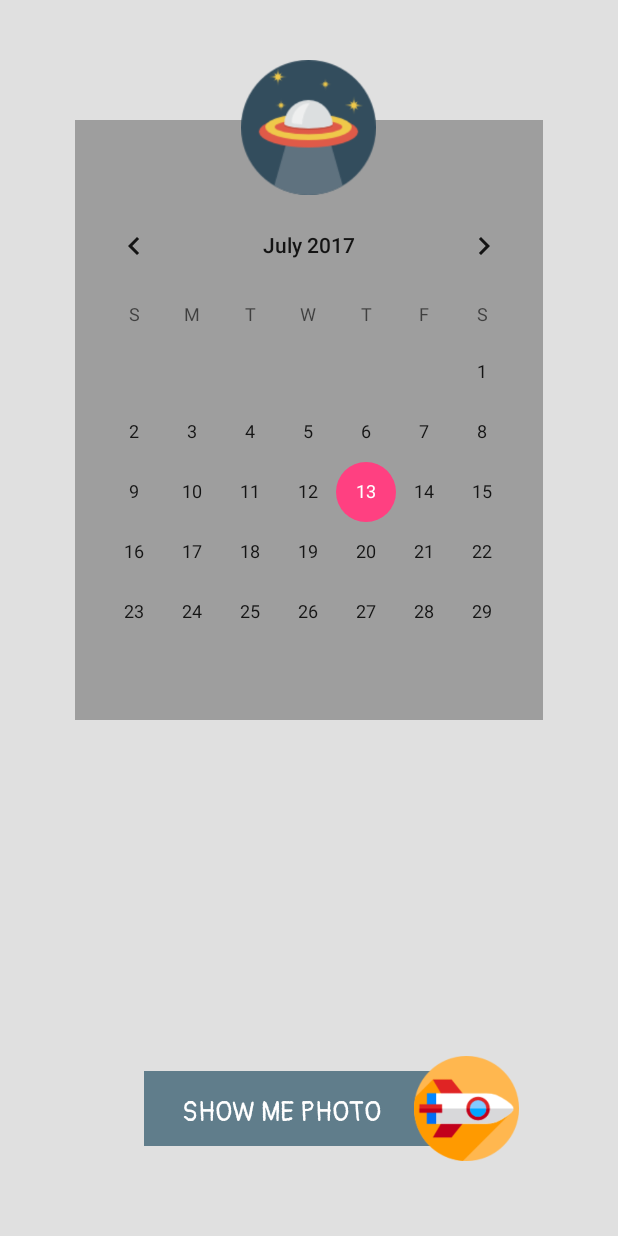
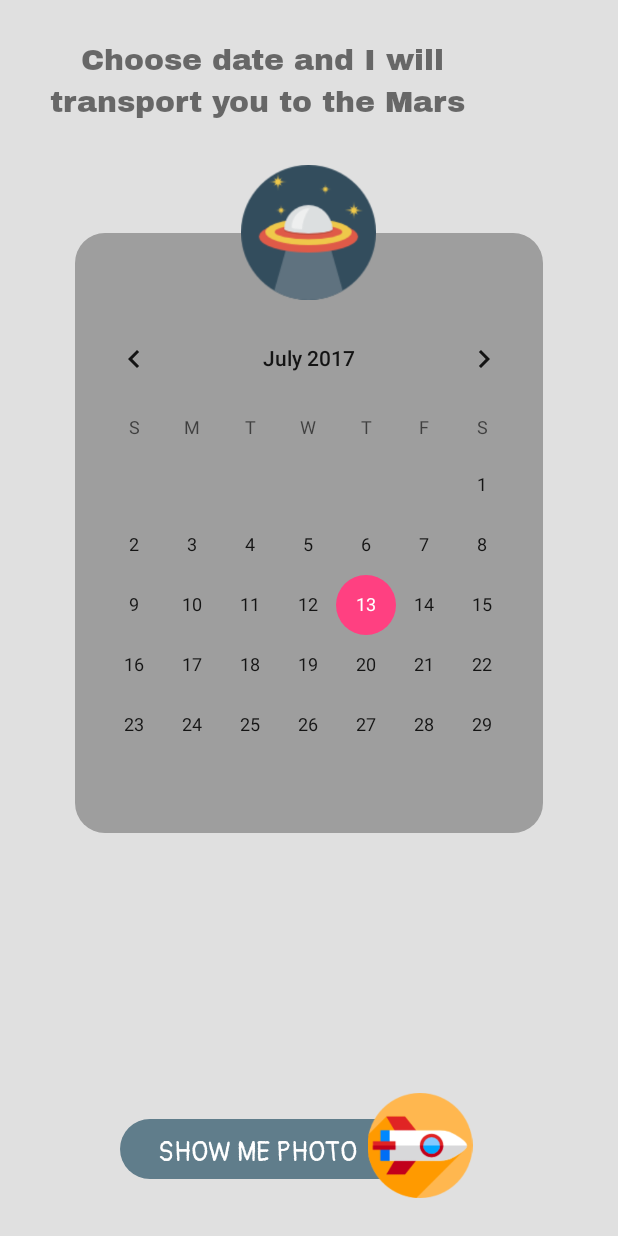
Before and after one commit to paulinaaniola/SpaceApp, an Android app: the screen it shows after launch (CalendarActivity), on a phone screen of 412 x 824 dp. Run offline under Robolectric (Android 15) with nearby library versions, the phone set to English and light mode, and no system bars; our stand-ins replace ButterKnife.

Commit message:
rounded corners,  display photo date, new fonts, fix tabLayout bug, code refactor, add layout weights on Calendar Activity, app icon, new app name

```diff
--- a/app/src/main/java/com/example/paulina/marsjanie/CalendarActivity.java
+++ b/app/src/main/java/com/example/paulina/marsjanie/CalendarActivity.java
@@ -40,6 +40,8 @@ public class CalendarActivity extends AppCompatActivity {
     RelativeLayout showPhotoLayout;
     @BindView(R.id.showPhotoLabel)
     TextView showPhotoLabel;
+    @BindView(R.id.select_day)
+    TextView selectDate;
 
     @Override
     protected void onCreate(Bundle savedInstanceState) {
@@ -54,6 +56,8 @@ public class CalendarActivity extends AppCompatActivity {
     private void setupFonts(){
         Typeface pangolinTF = Typeface.createFromAsset(getAssets(),"Pangolin-Regular.ttf");
         showPhotoLabel.setTypeface(pangolinTF);
+        Typeface archivoTF = Typeface.createFromAsset(getAssets(),"ArchivoBlack-Regular.ttf");
+        selectDate.setTypeface(archivoTF);
     }
 
     private  void getCurrentDate(){
@@ -92,8 +96,11 @@ public class CalendarActivity extends AppCompatActivity {
     }
 
     public void openActivityWithPhoto(ArrayList<String> photoLinksList) {
-        Intent myIntent = new Intent(CalendarActivity.this, MainActivity.class)
-                .putExtra("photoLink", photoLinksList);
+        Intent myIntent = new Intent(CalendarActivity.this, MainActivity.class);
+        Bundle extras = new Bundle();
+        extras.putStringArrayList("photoLink", photoLinksList);
+        extras.putString("date",date);
+        myIntent.putExtras(extras);
         startActivity(myIntent);
     }
 
--- a/app/src/main/java/com/example/paulina/marsjanie/Service/ServiceRequest.java
+++ b/app/src/main/java/com/example/paulina/marsjanie/Service/ServiceRequest.java
@@ -23,13 +23,10 @@ public class ServiceRequest {
 
     private String urlStart;
     private String urlEnd;
-    private String finalPhoto;
-    private boolean isPhotoDownloaded = false;
 
     public ServiceRequest() {
         urlStart = "https://api.nasa.gov/mars-photos/api/v1/rovers/curiosity/photos?earth_date=";
         urlEnd ="&api_key=lWqRwWGkHJLzY95i2w4plNwIlKFxHykD6gePltTC";
-        finalPhoto = "0";
     }
 
    public void getPhoto(final Activity activity, String date) throws IOException {
--- /dev/null
+++ b/app/src/main/res/drawable/rounded_corners_button.xml
@@ -0,0 +1,6 @@
+<?xml version="1.0" encoding="UTF-8"?>
+<shape xmlns:android="http://schemas.android.com/apk/res/android">
+    <solid android:color="#607D8B"/>
+    <stroke android:width="0dip" android:color="@android:color/white" />
+    <corners android:radius="20dip"/>
+</shape>
--- /dev/null
+++ b/app/src/main/res/drawable/rounded_corners_calendar.xml
@@ -0,0 +1,6 @@
+<?xml version="1.0" encoding="UTF-8"?>
+<shape xmlns:android="http://schemas.android.com/apk/res/android">
+    <solid android:color="#9E9E9E"/>
+    <stroke android:width="0dip" android:color="@android:color/white" />
+    <corners android:radius="20dip"/>
+</shape>
--- /dev/null
+++ b/app/src/main/res/drawable/rounded_corners_splash.xml
@@ -0,0 +1,6 @@
+<?xml version="1.0" encoding="UTF-8"?>
+<shape xmlns:android="http://schemas.android.com/apk/res/android">
+    <solid android:color="#EC407A"/>
+    <stroke android:width="0dip" android:color="@android:color/white" />
+    <corners android:radius="20dip"/>
+</shape>
--- a/app/src/main/res/layout/activity_calendar.xml
+++ b/app/src/main/res/layout/activity_calendar.xml
@@ -1,72 +1,91 @@
 <?xml version="1.0" encoding="utf-8"?>
-<RelativeLayout xmlns:android="http://schemas.android.com/apk/res/android"
-    android:orientation="vertical" android:layout_width="match_parent"
+<LinearLayout xmlns:android="http://schemas.android.com/apk/res/android"
+    xmlns:tools="http://schemas.android.com/tools"
+    android:layout_width="match_parent"
     android:layout_height="match_parent"
-    android:background="#E0E0E0">
+    android:background="#E0E0E0"
+    android:orientation="vertical">
+
+    <TextView
+        android:id="@+id/select_day"
+        android:layout_width="350dp"
+        android:layout_height="0dp"
+        android:layout_marginTop="15dp"
+        android:layout_weight="2"
+        android:gravity="center"
+        android:text="Choose date and I will transport you to the Mars "
+        android:textSize="20sp" />
+
+    <RelativeLayout
+        android:layout_width="wrap_content"
+        android:layout_height="0dp"
+        android:layout_marginTop="20dp"
+        android:layout_weight="16">
+
+        <View
+            android:id="@+id/marginLayout"
+            android:layout_width="match_parent"
+            android:layout_height="45dp"
+            android:layout_alignParentTop="true" />
 
         <RelativeLayout
             android:layout_width="match_parent"
             android:layout_height="400dp"
-    android:layout_marginTop="80dp"
+            android:layout_below="@+id/marginLayout"
             android:layout_marginLeft="50dp"
             android:layout_marginRight="50dp"
-    android:layout_marginBottom="50dp"
-
-    android:background="#9E9E9E">
+            android:background="@drawable/rounded_corners_calendar">
 
             <CalendarView
-        android:layout_marginTop="50dp"
                 android:id="@+id/simpleCalendarView"
                 android:layout_width="match_parent"
-        android:layout_height="300dp" />
+                android:layout_height="300dp"
+                android:layout_marginTop="50dp" />
 
         </RelativeLayout>
 
         <ImageView
-        android:layout_marginTop="40dp"
             android:layout_width="90dp"
             android:layout_height="90dp"
-        android:src="@drawable/spaceship3"
             android:layout_centerHorizontal="true"
-        />
+            android:src="@drawable/spaceship3" />
+    </RelativeLayout>
 
     <RelativeLayout
         android:id="@+id/showPhotoLayout"
         android:layout_width="300dp"
-    android:layout_height="70dp"
-    android:layout_alignParentBottom="true"
-    android:layout_marginLeft="50dp"
-    android:layout_marginBottom="50dp"
-    android:layout_centerHorizontal="true">
+        android:layout_height="0dp"
+        android:layout_centerHorizontal="true"
+        android:layout_marginBottom="20dp"
+        android:layout_marginLeft="40dp"
+        android:layout_marginTop="20dp"
+        android:layout_weight="2">
 
         <RelativeLayout
             android:layout_width="200dp"
-        android:layout_height="50dp"
-        android:layout_alignParentBottom="true"
-        android:background="#607D8B"
+            android:layout_height="40dp"
+            android:layout_centerVertical="true"
             android:layout_marginLeft="40dp"
-        android:layout_marginBottom="10dp">
+            android:background="@drawable/rounded_corners_button">
 
             <TextView
                 android:id="@+id/showPhotoLabel"
-            android:textSize="18sp"
                 android:layout_width="wrap_content"
                 android:layout_height="wrap_content"
+                android:layout_alignParentLeft="true"
+                android:layout_centerVertical="true"
+                android:layout_marginLeft="25dp"
                 android:text="SHOW ME PHOTO"
-            android:layout_alignParentLeft="true"
-            android:layout_marginLeft="25dp"
-            android:layout_centerVertical="true"
                 android:textColor="@android:color/white"
-            />
+                android:textSize="18sp" />
         </RelativeLayout>
 
         <ImageView
+            android:id="@+id/showPhoto"
+            android:layout_width="100dp"
+            android:layout_height="70dp"
+            android:layout_alignParentRight="true"
             android:layout_marginRight="10dp"
-        android:id="@+id/showPhoto"
-        android:layout_width="70dp"
-        android:layout_height="70dp"
-        android:src="@drawable/rockethorizontal"
-        android:layout_alignParentRight="true"
-        android:layout_alignParentBottom="true"/>
+            android:src="@drawable/rockethorizontal" />
     </RelativeLayout>
-</RelativeLayout>
+</LinearLayout>
```
Also changed, not shown: app/src/main/AndroidManifest.xml (+4 -3 lines), app/src/main/java/com/example/paulina/marsjanie/DownloadImageTask.java (deleted, +0 -35 lines), app/src/main/java/com/example/paulina/marsjanie/MainActivity.java (+8 -30 lines), app/src/main/res/layout/activity_main.xml (+6 -4 lines), app/src/main/res/layout/activity_splash.xml (+15 -13 lines), app/src/main/assets/ArchivoBlack-Regular.ttf (added), app/src/main/assets/Lobster-Regular.ttf (added). Lines whose indentation alone changed are shown as unchanged.
